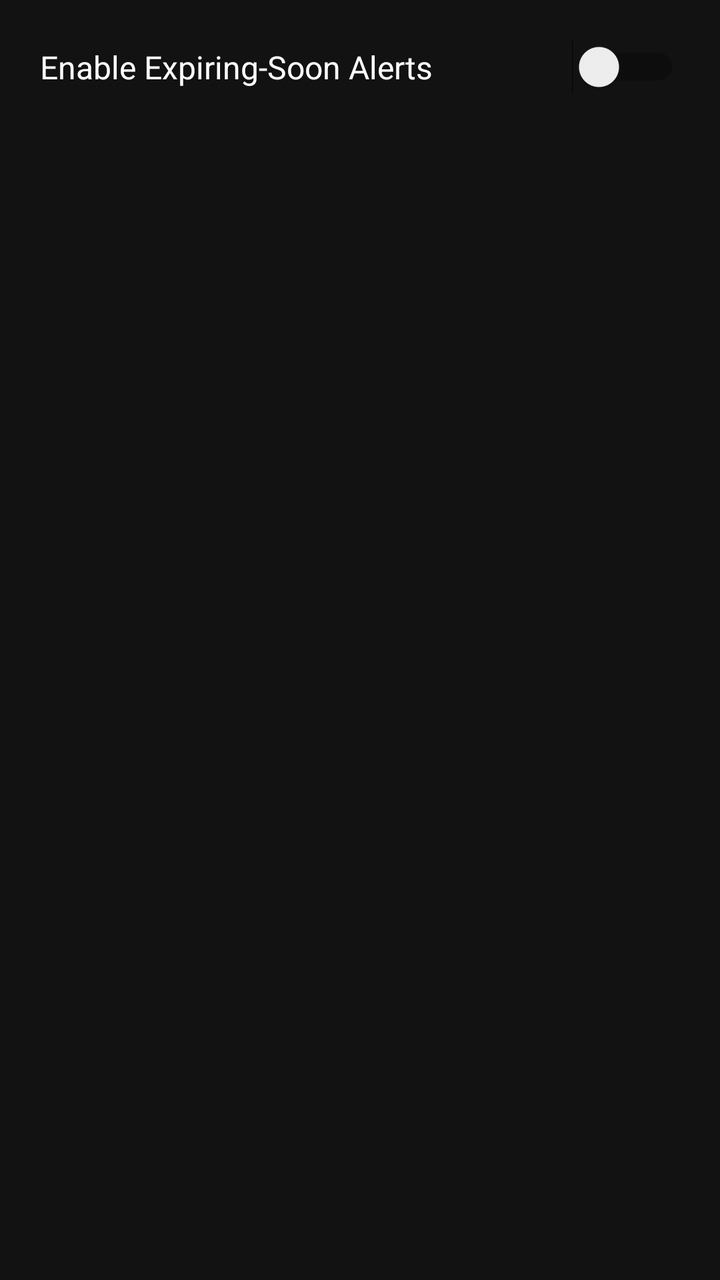
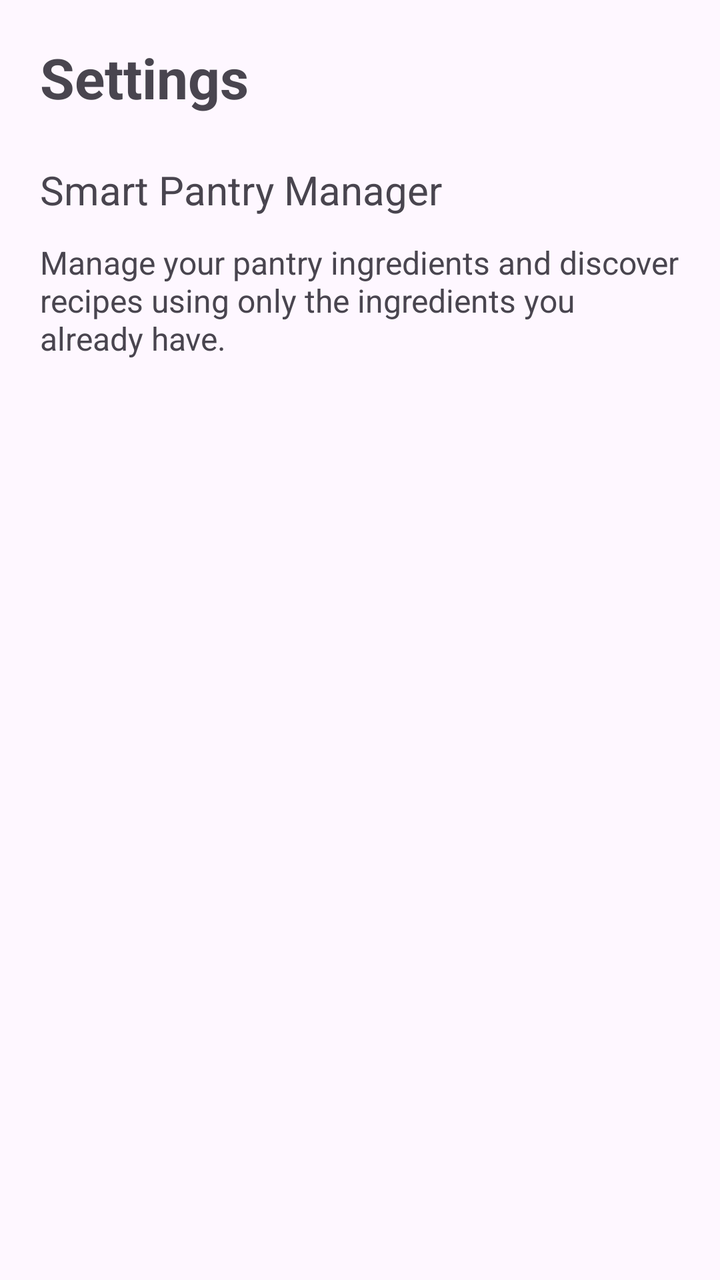

Two renders of the same Android screen: before a commit and after it. Below are the layout's source before the change and the commit's diff.
<!-- AndroidManifest.xml: application theme Theme.SmartPantryManager1 -->
<!-- res/layout/activity_settings.xml -->
<?xml version="1.0" encoding="utf-8"?>
<LinearLayout xmlns:android="http://schemas.android.com/apk/res/android"
    android:layout_width="match_parent"
    android:layout_height="match_parent"
    android:orientation="vertical"
    android:padding="20dp"
    android:background="#121212">

    <Switch
        android:id="@+id/switchAlerts"
        android:layout_width="match_parent"
        android:layout_height="wrap_content"
        android:text="Enable Expiring-Soon Alerts"
        android:textColor="#FFFFFF"
        android:textSize="16sp"/>

</LinearLayout>
<!-- resources referenced by this layout -->
<resources>
  <style name="Theme.SmartPantryManager1" parent="Base.Theme.SmartPantryManager1" />
  <style name="Base.Theme.SmartPantryManager1" parent="Theme.Material3.DayNight.NoActionBar">
          
          
      </style>
</resources>

<!-- the commit's change to res/layout/activity_settings.xml (unified diff, before → after) -->
@@ -3,15 +3,27 @@
     android:layout_width="match_parent"
     android:layout_height="match_parent"
     android:orientation="vertical"
-    android:padding="20dp"
-    android:background="#121212">
+    android:padding="20dp">
 
-    <Switch
-        android:id="@+id/switchAlerts"
+    <TextView
         android:layout_width="match_parent"
         android:layout_height="wrap_content"
-        android:text="Enable Expiring-Soon Alerts"
-        android:textColor="#FFFFFF"
-        android:textSize="16sp"/>
+        android:text="Settings"
+        android:textSize="28sp"
+        android:textStyle="bold"
+        android:layout_marginBottom="24dp" />
+
+    <TextView
+        android:layout_width="match_parent"
+        android:layout_height="wrap_content"
+        android:text="Smart Pantry Manager"
+        android:textSize="20sp"
+        android:layout_marginBottom="12dp" />
+
+    <TextView
+        android:layout_width="match_parent"
+        android:layout_height="wrap_content"
+        android:text="Manage your pantry ingredients and discover recipes using only the ingredients you already have."
+        android:textSize="16sp" />
 
 </LinearLayout>
